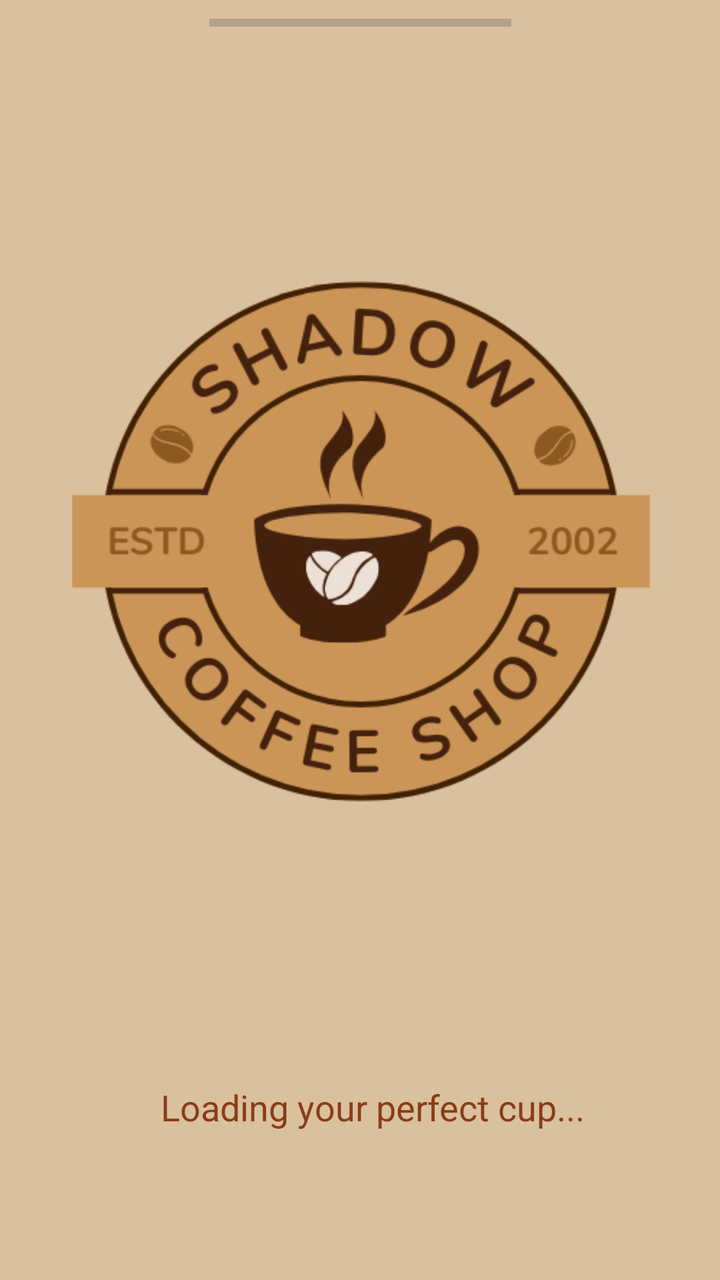
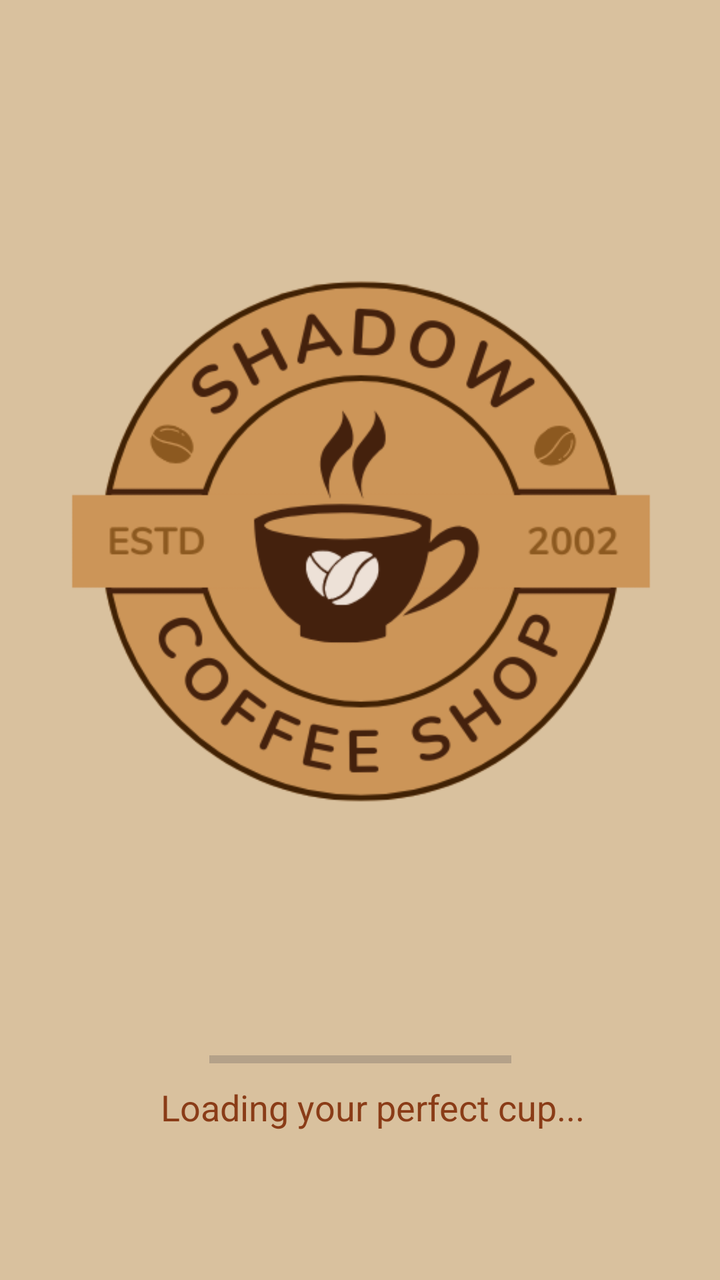

An Android layout rendered at two revisions. The XML below is the earlier revision; the diff shows what the commit changed to produce the second picture.
<!-- AndroidManifest.xml: application theme Theme.OnlineCoffeeShopApp -->
<!-- res/layout/activity_main.xml -->
<?xml version="1.0" encoding="utf-8"?>
<androidx.constraintlayout.widget.ConstraintLayout xmlns:android="http://schemas.android.com/apk/res/android"
    xmlns:app="http://schemas.android.com/apk/res-auto"
    xmlns:tools="http://schemas.android.com/tools"
    android:id="@+id/main"
    android:layout_width="match_parent"
    android:layout_height="match_parent"
    android:background="#D9C19E"
    tools:context=".MainActivity">

    <androidx.constraintlayout.widget.ConstraintLayout
        android:layout_width="match_parent"
        android:layout_height="match_parent">

        <TextView
            android:id="@+id/loadingText"
            android:layout_width="216dp"
            android:layout_height="35dp"
            android:text="Loading your perfect cup..."
            android:textColor="#8A3C17"
            android:textSize="18sp"
            app:layout_constraintBottom_toBottomOf="parent"
            app:layout_constraintEnd_toEndOf="parent"
            app:layout_constraintHorizontal_bias="0.558"
            app:layout_constraintStart_toStartOf="parent"
            app:layout_constraintTop_toTopOf="parent"
            app:layout_constraintVertical_bias="0.895" />

        <ImageView
            android:id="@+id/imageView3"
            android:layout_width="361dp"
            android:layout_height="436dp"
            app:layout_constraintBottom_toTopOf="@+id/loadingText"
            app:layout_constraintEnd_toEndOf="parent"
            app:layout_constraintHorizontal_bias="0.5"
            app:layout_constraintStart_toStartOf="parent"
            app:layout_constraintTop_toTopOf="parent"
            app:layout_constraintVertical_bias="0.5"
            app:srcCompat="@drawable/beige_and_brown_vintage_round1_coffee_shop_logo" />

        <ProgressBar
            android:id="@+id/progressBar3"
            style="?android:attr/progressBarStyleHorizontal"
            android:layout_width="151dp"
            android:layout_height="23dp"
            app:layout_constraintEnd_toEndOf="parent"
            app:layout_constraintStart_toStartOf="parent"
            tools:layout_editor_absoluteY="589dp" />
    </androidx.constraintlayout.widget.ConstraintLayout>

</androidx.constraintlayout.widget.ConstraintLayout>
<!-- resources referenced by this layout -->
<resources>
  <!-- drawable beige_and_brown_vintage_round1_coffee_shop_logo: png bitmap (drawable, 37521 bytes) -->
  <style name="Theme.OnlineCoffeeShopApp" parent="Base.Theme.OnlineCoffeeShopApp" />
  <style name="Base.Theme.OnlineCoffeeShopApp" parent="Theme.Material3.DayNight.NoActionBar">
          
          
      </style>
</resources>

<!-- the commit's change to res/layout/activity_main.xml (unified diff, before → after) -->
@@ -5,12 +5,18 @@
     android:id="@+id/main"
     android:layout_width="match_parent"
     android:layout_height="match_parent"
-    android:background="#D9C19E"
     tools:context=".MainActivity">
 
     <androidx.constraintlayout.widget.ConstraintLayout
         android:layout_width="match_parent"
-        android:layout_height="match_parent">
+        android:layout_height="match_parent"
+        android:background="#D9C19E"
+        app:layout_constraintBottom_toBottomOf="parent"
+        app:layout_constraintEnd_toEndOf="parent"
+        app:layout_constraintHorizontal_bias="0.5"
+        app:layout_constraintStart_toStartOf="parent"
+        app:layout_constraintTop_toTopOf="parent"
+        app:layout_constraintVertical_bias="0.5">
 
         <TextView
             android:id="@+id/loadingText"
@@ -27,7 +33,7 @@
             app:layout_constraintVertical_bias="0.895" />
 
         <ImageView
-            android:id="@+id/imageView3"
+            android:id="@+id/logoImage"
             android:layout_width="361dp"
             android:layout_height="436dp"
             app:layout_constraintBottom_toTopOf="@+id/loadingText"
@@ -39,13 +45,15 @@
             app:srcCompat="@drawable/beige_and_brown_vintage_round1_coffee_shop_logo" />
 
         <ProgressBar
-            android:id="@+id/progressBar3"
+            android:id="@+id/Loadingbar"
             style="?android:attr/progressBarStyleHorizontal"
             android:layout_width="151dp"
             android:layout_height="23dp"
+            app:layout_constraintBottom_toTopOf="@+id/loadingText"
             app:layout_constraintEnd_toEndOf="parent"
             app:layout_constraintStart_toStartOf="parent"
-            tools:layout_editor_absoluteY="589dp" />
+            app:layout_constraintTop_toBottomOf="@+id/logoImage"
+            app:layout_constraintVertical_bias="1.0" />
     </androidx.constraintlayout.widget.ConstraintLayout>
 
 </androidx.constraintlayout.widget.ConstraintLayout>
